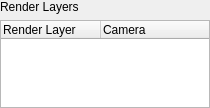
Above: conductor/resources/maya.ui from AtomicConductor/conductor_client before the change. Below: the same form after it.
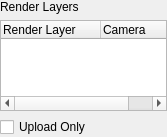
That is the form after the change.

Commit message: - Package restructure - conductor_submit.py: changed argument parsing/passing for Submit class - WIP conductor plugings (greg needs to debug subission issues)

```diff
--- a/conductor/resources/maya.ui
+++ b/conductor/resources/maya.ui
@@ -6,8 +6,8 @@
    <rect>
     <x>0</x>
     <y>0</y>
-    <width>210</width>
-    <height>108</height>
+    <width>167</width>
+    <height>137</height>
    </rect>
   </property>
   <property name="windowTitle">
@@ -53,6 +53,16 @@
      </layout>
     </widget>
    </item>
+   <item>
+    <widget class="QCheckBox" name="ui_upload_only">
+     <property name="toolTip">
+      <string>Only upload dependencies. Don't submit render job</string>
+     </property>
+     <property name="text">
+      <string>Upload Only</string>
+     </property>
+    </widget>
+   </item>
   </layout>
  </widget>
  <resources/>
```
Left out of the diff: 7 changed lines with no effect on the pictures. The commit also changes 10 other files.
